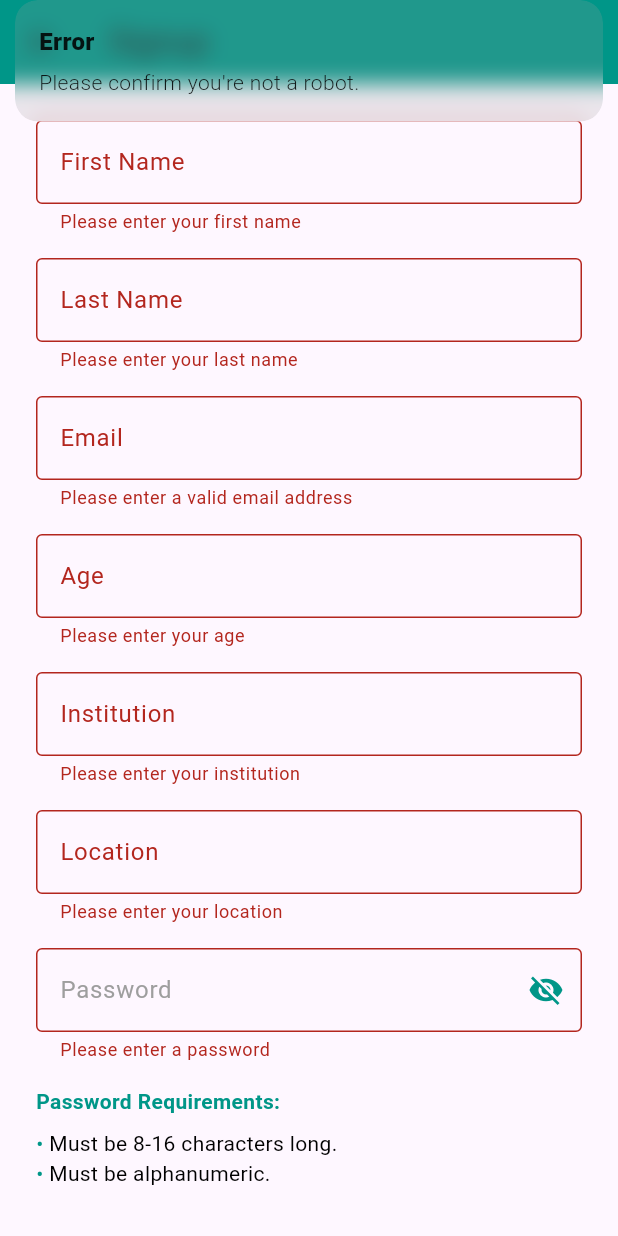
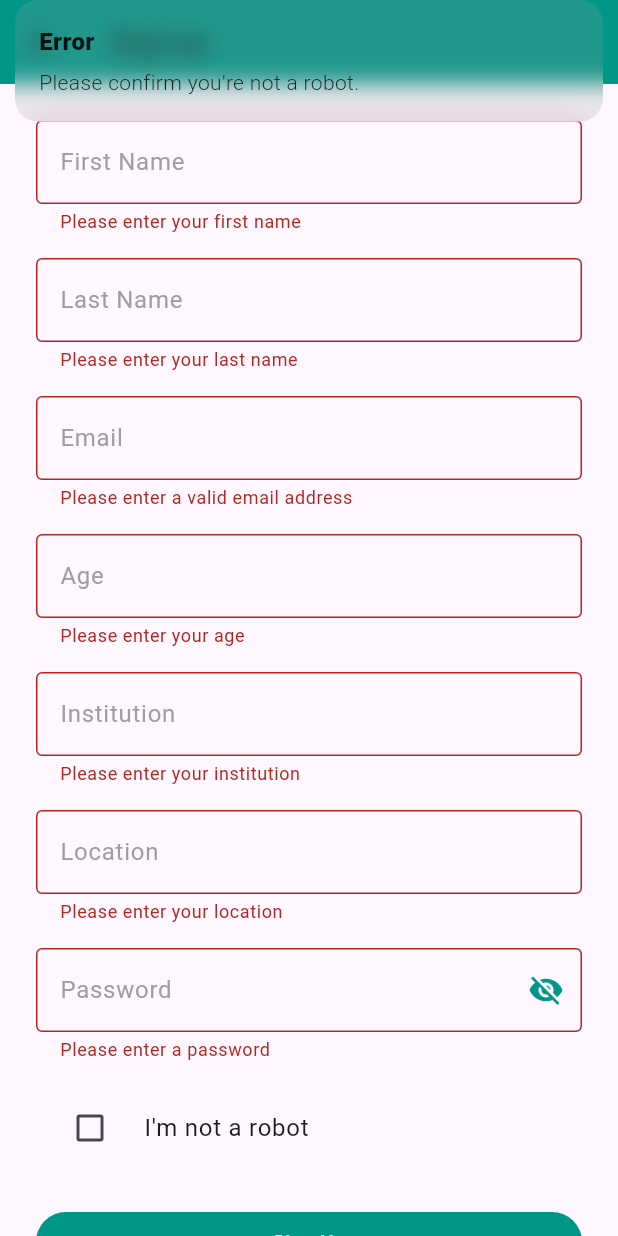
Before and after one commit to NilishaMaharjan/NepalMentor, a Flutter app: the SignupPage screen opened by its route, after a tap on "Sign Up", on a phone screen of 412 x 824 dp. Run offline on Flutter 3.47's test engine with Material 3 defaults, Android fonts, the phone set to English and light mode, and no system bars; our stand-ins replace get, image_picker, shared_preferences; accounts and stored records are empty.

Commit message:
Signup for mentee done

```diff
--- a/lib/screens/login.dart
+++ b/lib/screens/login.dart
@@ -29,7 +29,7 @@ class LoginScreenState extends State<LoginScreen> {
 
     try {
       final response = await http.post(
-        Uri.parse('http://192.168.1.13:3000/api/auth/login'), // My IP address
+        Uri.parse('http://192.168.1.6:3000/api/auth/login'), // My IP address
         headers: {'Content-Type': 'application/json'},
         body: jsonEncode({
           'email': email,
--- a/lib/screens/resetpw.dart
+++ b/lib/screens/resetpw.dart
@@ -100,7 +100,7 @@ class ResetPasswordPage extends StatelessWidget {
                       try {
                         final response = await http.post(
                           Uri.parse(
-                              'http://192.168.1.66:3000/api/auth/reset-password/$token'),
+                              'http://192.168.1.6:3000/api/auth/reset-password/$token'),
                           headers: {'Content-Type': 'application/json'},
                           body: json.encode({'password': newPassword}),
                         );
--- a/lib/screens/signup.dart
+++ b/lib/screens/signup.dart
@@ -1,7 +1,7 @@
 import 'package:flutter/material.dart';
-import 'package:get/get.dart'; // Import GetX for Snackbar
-import 'package:http/http.dart' as http; // Import HTTP package
-import 'dart:convert'; // Import for JSON encoding/decoding
+import 'package:get/get.dart';
+import 'package:http/http.dart' as http;
+import 'dart:convert';
 
 class SignupPage extends StatefulWidget {
   const SignupPage({super.key});
@@ -12,6 +12,7 @@ class SignupPage extends StatefulWidget {
 
 class SignupPageState extends State<SignupPage> {
   final _formKey = GlobalKey<FormState>();
+
   final TextEditingController firstNameController = TextEditingController();
   final TextEditingController lastNameController = TextEditingController();
   final TextEditingController emailController = TextEditingController();
@@ -20,9 +21,56 @@ class SignupPageState extends State<SignupPage> {
   final TextEditingController institutionController = TextEditingController();
   final TextEditingController locationController = TextEditingController();
 
+  final FocusNode _firstNameFocus = FocusNode();
+  final FocusNode _lastNameFocus = FocusNode();
+  final FocusNode _emailFocus = FocusNode();
   final FocusNode _passwordFocus = FocusNode();
+  final FocusNode _ageFocus = FocusNode();
+  final FocusNode _institutionFocus = FocusNode();
+  final FocusNode _locationFocus = FocusNode();
+
   bool _obscurePassword = true;
-  bool _isRobotChecked = false; // Checkbox state
+  bool _isRobotChecked = false;
+
+  @override
+  void initState() {
+    super.initState();
+    _addFocusListeners();
+  }
+
+  void _addFocusListeners() {
+    _firstNameFocus.addListener(() => setState(() {}));
+    _lastNameFocus.addListener(() => setState(() {}));
+    _emailFocus.addListener(() => setState(() {}));
+    _passwordFocus.addListener(() => setState(() {}));
+    _ageFocus.addListener(() => setState(() {}));
+    _institutionFocus.addListener(() => setState(() {}));
+    _locationFocus.addListener(() => setState(() {}));
+  }
+
+  @override
+  void dispose() {
+    _disposeControllersAndFocusNodes();
+    super.dispose();
+  }
+
+  void _disposeControllersAndFocusNodes() {
+    firstNameController.dispose();
+    lastNameController.dispose();
+    emailController.dispose();
+    passwordController.dispose();
+    ageController.dispose();
+    institutionController.dispose();
+    locationController.dispose();
+
+    _firstNameFocus.dispose();
+    _lastNameFocus.dispose();
+    _emailFocus.dispose();
+    _passwordFocus.dispose();
+    _ageFocus.dispose();
+    _institutionFocus.dispose();
+    _locationFocus.dispose();
+  }
 
   @override
   Widget build(BuildContext context) {
@@ -38,55 +86,52 @@ class SignupPageState extends State<SignupPage> {
           child: Column(
             crossAxisAlignment: CrossAxisAlignment.start,
             children: [
-              buildTextFormField(
+              _buildTextField(
                 controller: firstNameController,
+                focusNode: _firstNameFocus,
                 label: 'First Name',
                 validatorMessage: 'Please enter your first name',
               ),
-              const SizedBox(height: 16.0),
-              buildTextFormField(
+              const SizedBox(height: 16),
+              _buildTextField(
                 controller: lastNameController,
+                focusNode: _lastNameFocus,
                 label: 'Last Name',
                 validatorMessage: 'Please enter your last name',
               ),
-              const SizedBox(height: 16.0),
-              buildTextFormField(
+              const SizedBox(height: 16),
+              _buildTextField(
                 controller: emailController,
+                focusNode: _emailFocus,
                 label: 'Email',
+                validatorMessage: 'Please enter a valid email address',
                 keyboardType: TextInputType.emailAddress,
-                validatorMessage: 'Please enter a valid email address',
-                customValidator: (value) {
-                  if (!RegExp(r'^[\w-\.]+@([\w-]+\.)+[\w-]{2,4}$')
-                      .hasMatch(value!)) {
-                    return 'Please enter a valid email address';
-                  }
-                  return null;
-                },
               ),
-              const SizedBox(height: 16.0),
-              buildTextFormField(
+              const SizedBox(height: 16),
+              _buildTextField(
                 controller: ageController,
+                focusNode: _ageFocus,
                 label: 'Age',
                 validatorMessage: 'Please enter your age',
                 keyboardType: TextInputType.number,
               ),
-              const SizedBox(height: 16.0),
-              buildTextFormField(
+              const SizedBox(height: 16),
+              _buildTextField(
                 controller: institutionController,
+                focusNode: _institutionFocus,
                 label: 'Institution',
                 validatorMessage: 'Please enter your institution',
               ),
-              const SizedBox(height: 16.0),
-              buildTextFormField(
+              const SizedBox(height: 16),
+              _buildTextField(
                 controller: locationController,
+                focusNode: _locationFocus,
                 label: 'Location',
                 validatorMessage: 'Please enter your location',
               ),
-              const SizedBox(height: 16.0),
-              buildPasswordField(),
-              const SizedBox(height: 16.0),
-              buildPasswordRules(),
-              const SizedBox(height: 16.0),
+              const SizedBox(height: 16),
+              _buildPasswordField(),
+              const SizedBox(height: 16),
               CheckboxListTile(
                 title: const Text("I'm not a robot"),
                 value: _isRobotChecked,
@@ -95,30 +140,10 @@ class SignupPageState extends State<SignupPage> {
                     _isRobotChecked = value ?? false;
                   });
                 },
-                controlAffinity:
-                    ListTileControlAffinity.leading, // Checkbox on the left
+                controlAffinity: ListTileControlAffinity.leading,
               ),
-              const SizedBox(height: 24.0),
-              SizedBox(
-                width: double.infinity,
-                child: ElevatedButton(
-                  onPressed: () {
-                    if (_formKey.currentState!.validate() && _isRobotChecked) {
-                      registerMentee();
-                    } else if (!_isRobotChecked) {
-                      Get.snackbar(
-                          'Error', "Please confirm you're not a robot.");
-                    }
-                  },
-                  style: ElevatedButton.styleFrom(
-                    backgroundColor: Colors.teal,
-                  ),
-                  child: const Text(
-                    'Sign Up',
-                    style: TextStyle(color: Colors.white),
-                  ),
-                ),
-              ),
+              const SizedBox(height: 24),
+              _buildSignupButton(),
             ],
           ),
         ),
@@ -126,64 +151,41 @@ class SignupPageState extends State<SignupPage> {
     );
   }
 
-  Future<void> registerMentee() async {
-    final response = await http.post(
-      Uri.parse(
-          'http://your_backend_url/mentee'), // Replace with your backend URL
-      headers: {'Content-Type': 'application/json'},
-      body: json.encode({
-        'firstName': firstNameController.text,
-        'lastName': lastNameController.text,
-        'email': emailController.text,
-        'password': passwordController.text,
-        'age': ageController.text,
-        'institution': institutionController.text,
-        'location': locationController.text,
-      }),
-    );
-
-    if (response.statusCode == 201) {
-      Get.snackbar('Success',
-          'Mentee registered successfully. A verification email has been sent.');
-      // Navigate to the login page after successful registration
-      Get.offNamed(
-          '/login'); // Ensure you have a route defined for the login page
-    } else {
-      Get.snackbar(
-          'Error', json.decode(response.body)['msg'] ?? 'Registration failed');
-    }
-  }
-
-  Widget buildTextFormField({
+  Widget _buildTextField({
     required TextEditingController controller,
+    required FocusNode focusNode,
     required String label,
     required String validatorMessage,
     TextInputType keyboardType = TextInputType.text,
-    String? Function(String?)? customValidator,
   }) {
     return TextFormField(
       controller: controller,
+      focusNode: focusNode,
+      keyboardType: keyboardType,
       cursorColor: Colors.teal,
-      style: const TextStyle(color: Colors.teal),
-      keyboardType: keyboardType,
+      style: TextStyle(
+        color: focusNode.hasFocus ? Colors.teal : Colors.black,
+      ),
       decoration: InputDecoration(
         labelText: label,
+        labelStyle: TextStyle(
+          color: focusNode.hasFocus ? Colors.teal : Colors.grey,
+        ),
         border: const OutlineInputBorder(),
         focusedBorder: const OutlineInputBorder(
           borderSide: BorderSide(color: Colors.teal, width: 2.0),
         ),
       ),
-      validator: customValidator ??
-          (value) {
-            if (value == null || value.isEmpty) {
-              return validatorMessage;
-            }
-            return null;
-          },
+      validator: (value) {
+        if (value == null || value.isEmpty) {
+          return validatorMessage;
+        }
+        return null;
+      },
     );
   }
 
-  Widget buildPasswordField() {
+  Widget _buildPasswordField() {
     return TextFormField(
       controller: passwordController,
       focusNode: _passwordFocus,
@@ -225,49 +227,61 @@ class SignupPageState extends State<SignupPage> {
         }
         return null;
       },
-      onTap: () {
-        setState(() {}); // Refresh UI to update text color
-      },
     );
   }
 
-  Widget buildPasswordRules() {
-    return const Column(
-      crossAxisAlignment: CrossAxisAlignment.start,
-      children: [
-        Text(
-          'Password Requirements:',
-          style: TextStyle(
-            fontWeight: FontWeight.bold,
-            color: Colors.teal,
-          ),
+  Widget _buildSignupButton() {
+    return SizedBox(
+      width: double.infinity,
+      child: ElevatedButton(
+        onPressed: () {
+          if (_formKey.currentState!.validate() && _isRobotChecked) {
+            _registerMentee();
+          } else if (!_isRobotChecked) {
+            Get.snackbar('Error', "Please confirm you're not a robot.");
+          }
+        },
+        style: ElevatedButton.styleFrom(
+          backgroundColor: Colors.teal,
         ),
-        SizedBox(height: 8.0),
-        BulletPoint(text: 'Must be 8-16 characters long.'),
-        BulletPoint(text: 'Must be alphanumeric.'),
-      ],
+        child: const Text('Sign Up', style: TextStyle(color: Colors.white)),
+      ),
     );
   }
-}
 
-class BulletPoint extends StatelessWidget {
-  final String text;
+  Future<void> _registerMentee() async {
+    try {
+      final response = await http.post(
+        Uri.parse('http://192.168.1.6:3000/api/register/mentee'),
+        headers: {'Content-Type': 'application/json'},
+        body: json.encode({
+          'firstName': firstNameController.text,
+          'lastName': lastNameController.text,
+          'email': emailController.text,
+          'password': passwordController.text,
+          'age': ageController.text,
+          'institution': institutionController.text,
+          'location': locationController.text,
+        }),
+      );
 
-  const BulletPoint({super.key, required this.text});
+      // Ensure the widget is still mounted
+      if (!mounted) return;
 
-  @override
-  Widget build(BuildContext context) {
-    return Row(
-      crossAxisAlignment: CrossAxisAlignment.start,
-      children: [
-        const Text('• ', style: TextStyle(color: Colors.teal)),
-        Expanded(
-          child: Text(
-            text,
-            style: const TextStyle(color: Colors.black),
-          ),
-        ),
-      ],
-    );
+      if (response.statusCode == 201) {
+        // Successful registration
+        Get.snackbar('Success', 'Registered successfully! Check your email.');
+        Get.offNamed('/login');
+      } else {
+        // Handle error response
+        final errorMessage = jsonDecode(response.body)['msg'] ?? 'Registration failed. Please try again.';
+        Get.snackbar('Error', errorMessage);
+      }
+    } catch (e) {
+      // Handle exceptions
+      if (mounted) {
+        Get.snackbar('Error', 'An unexpected error occurred. Please try again later.');
+      }
+    }
   }
 }
```
Also changed, not shown: pubspec.lock.
